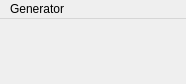
This is src/GUI/views/mainwindow.ui in FireFragment/generator-of-generators as Qt 5 draws it before an edit. The edited form follows.
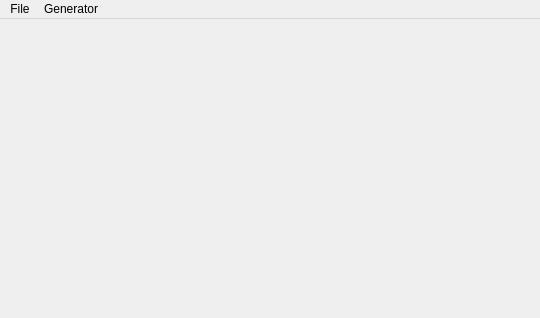
This is the edited form. Icons and pictures are not drawn. Custom widgets are drawn as their Qt base class.

Commit message: Make `MainWindow` class + fix build errors

Diff of the .ui file:
```diff
--- a/src/GUI/views/mainwindow.ui
+++ b/src/GUI/views/mainwindow.ui
@@ -6,8 +6,8 @@
    <rect>
     <x>0</x>
     <y>0</y>
-    <width>186</width>
-    <height>84</height>
+    <width>540</width>
+    <height>318</height>
    </rect>
   </property>
   <widget class="GeneratorEdit" name="centralWidget">
@@ -18,7 +18,7 @@
     <rect>
      <x>0</x>
      <y>0</y>
-     <width>186</width>
+     <width>540</width>
      <height>29</height>
     </rect>
    </property>
@@ -38,6 +38,13 @@
     <addaction name="actionShow_JSON_debug"/>
     <addaction name="actionEnter_JSON_debug"/>
    </widget>
+   <widget class="QMenu" name="menuFile">
+    <property name="title">
+     <string>File</string>
+    </property>
+    <addaction name="action_file_open"/>
+   </widget>
+   <addaction name="menuFile"/>
    <addaction name="menuGenerator"/>
   </widget>
   <action name="action_add_subgenerator">
```
Left out of the diff: 22 changed lines with no effect on the pictures. The commit also changes 9 other files.
